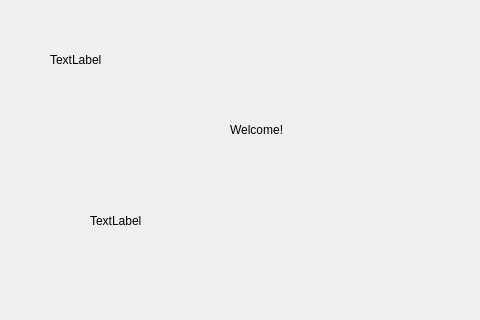
This is welcomewindow.ui in zahaby21/QT-Pair-Lab-Assignment as Qt 5 draws it before an edit; both pictures show x 0 to 480 and y 0 to 320 of the 561 by 440 pixel window. The edited form follows.
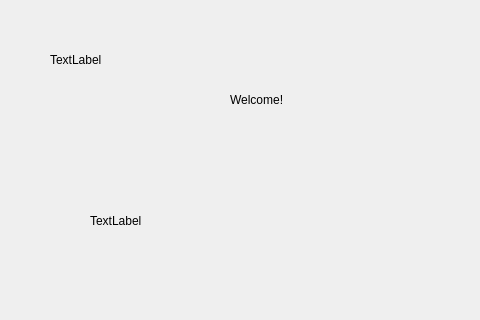
This is the edited form.

```diff
--- a/welcomewindow.ui
+++ b/welcomewindow.ui
@@ -18,7 +18,7 @@
     <rect>
      <x>50</x>
      <y>50</y>
-     <width>63</width>
+     <width>161</width>
      <height>20</height>
     </rect>
    </property>
@@ -43,7 +43,7 @@
    <property name="geometry">
     <rect>
      <x>230</x>
-     <y>120</y>
+     <y>90</y>
      <width>71</width>
      <height>20</height>
     </rect>
```
